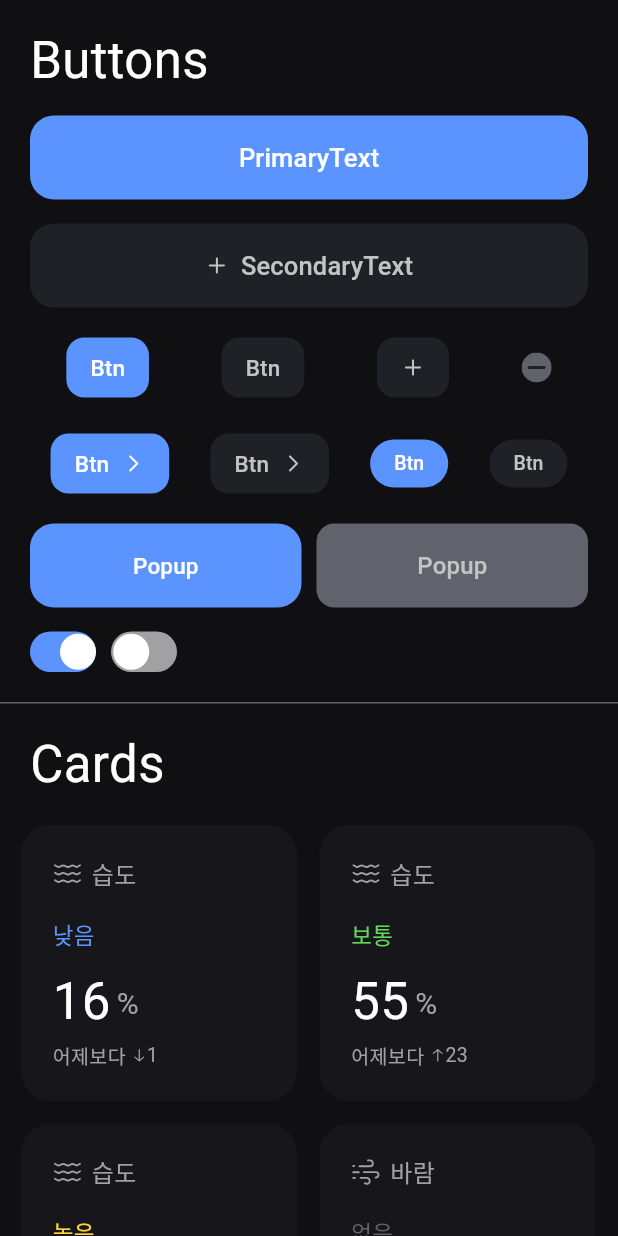
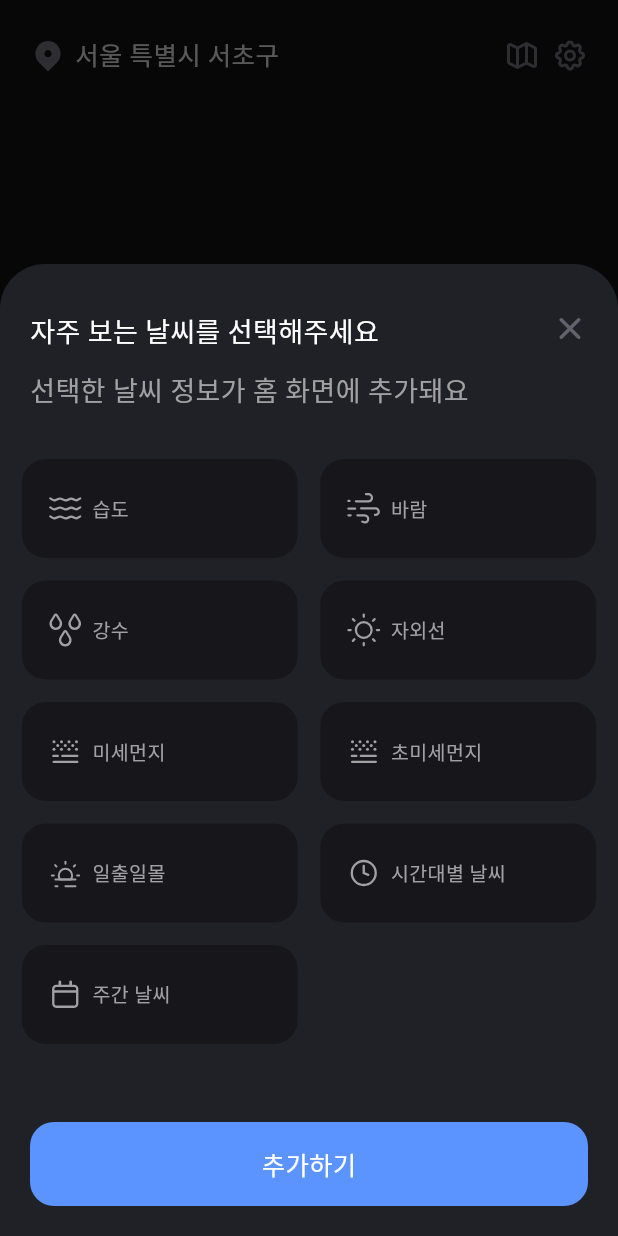
Before and after one commit to jhk-im/hey_weather, a Flutter app: the screen it shows after launch, on a phone screen of 412 x 824 dp. Run offline on Flutter 3.47's test engine with Material 3 defaults, Android fonts, the phone set to English and light mode, and no system bars; our stand-ins replace flutter_svg, get, permission_handler; Roboto replaces fonts that are missing (PretendardBold, PretendardRegular, PretendardSemiBold).

Commit message:
feat: 온보딩 추가

```diff
--- a/lib/common/constants.dart
+++ b/lib/common/constants.dart
@@ -10,6 +10,7 @@ const kFont34 = 34.0;
 const kFont28 = 28.0;
 const kFont22 = 22.0;
 const kFont20 = 20.0;
+const kFont18 = 18.0;
 const kFont17 = 17.0;
 const kFont16 = 16.0;
 const kFont15 = 15.0;
--- /dev/null
+++ b/lib/common/hey_dialog.dart
@@ -0,0 +1,254 @@
+import 'package:flutter/material.dart';
+import 'package:get/get.dart';
+import 'package:hey_weather/common/constants.dart';
+import 'package:hey_weather/common/hey_text.dart';
+import 'package:hey_weather/widgets/buttons/hey_elevated_button.dart';
+import 'package:hey_weather/widgets/cards/hey_weather_select_card.dart';
+
+import 'image_utils.dart';
+
+class HeyDialog {
+  /*static void showCommonDialog(BuildContext context, {
+    String title = '',
+    String subtitle = '',
+    String description = '',
+    String okText = '확인',
+    String cancel = '취소',
+    String userId = '',
+    bool isCancel = true,
+    Function? onOk,
+  }) {
+    double width = MediaQuery.of(context).size.width - 40;
+    showGeneralDialog(
+      context: context,
+      barrierDismissible: true,
+      barrierLabel: MaterialLocalizations.of(context).modalBarrierDismissLabel,
+      barrierColor: kBlackColor.withOpacity(0.5),
+      transitionDuration: const Duration(milliseconds: 200),
+      pageBuilder: (BuildContext buildContext, Animation<double> animation, Animation<double> secondaryAnimation) {
+        return Center(
+          child: SingleChildScrollView(
+            child: Material(
+              color: Colors.transparent,
+              child: Container(
+                width: width < 760 ? width : 760,
+                padding: const EdgeInsets.only(top:24, right: 16, left: 16, bottom: 16),
+                decoration: BoxDecoration(
+                  borderRadius: BorderRadius.circular(24),
+                  color: kWhiteColor,
+                ),
+                child: Column(
+                  mainAxisAlignment: MainAxisAlignment.center,
+                  crossAxisAlignment: CrossAxisAlignment.center,
+                  children: [
+                    Container(
+                      margin: const EdgeInsets.only(bottom: 16),
+                      child: ThunderText.bodyMedium14(title, kBlackColor),
+                    ),
+                    const Divider(color: kGreyFourColor, height: 1),
+
+                    Container(
+                      margin: const EdgeInsets.symmetric(vertical: 24),
+                      child: Column(
+                        children: [
+                          ThunderText.bodyRegular14(
+                            subtitle,
+                            kBlackColor,
+                            textAlign: TextAlign.center,
+                          ),
+                          if (userId.isNotEmpty) ... {
+                            Container(
+                              width: double.maxFinite,
+                              margin: const EdgeInsets.only(top:8),
+                              padding: const EdgeInsets.all(10),
+                              decoration: BoxDecoration(
+                                color: kWhiteTwoColor,
+                                border: Border.all(
+                                  color: kGreyFourColor,
+                                  width: 1, // Adjust the border width as needed
+                                ),
+                              ),
+                              child: ThunderText.bodyMedium14(
+                                userId,
+                                kBlackColor,
+                                textAlign: TextAlign.center,
+                              ),
+                            )
+                          } else ... {
+                            if (description.isNotEmpty) ... {
+                              Container(
+                                margin: const EdgeInsets.only(top: 8),
+                                child: ThunderText.bodyRegular13(
+                                  description,
+                                  kGreyColor,
+                                  textAlign: TextAlign.center,
+                                ),
+                              ),
+                            }
+                          },
+                        ],
+                      ),
+                    ),
+
+                    Row(
+                      children: [
+                        if (isCancel) ... {
+                          Expanded(
+                            child: ThunderOutlineButton.text(
+                              outlineColor: kBlackColor,
+                              foregroundColor: kBlackColor,
+                              height: 44,
+                              onPressed: () {
+                                Get.back();
+                              },
+                              text: ThunderText.bodySemiBold16(cancel, kBlackColor),
+                            ),
+                          ),
+                          const SizedBox(width: 8,),
+                        },
+                        Expanded(
+                          child: ThunderOutlineButton.text(
+                            backgroundColor: kAccentColor,
+                            foregroundColor: kBlackColor,
+                            outlineColor: kBlackColor,
+                            height: 44,
+                            onPressed: () {
+                              if (onOk != null) {
+                                onOk.call();
+                              }
+                            },
+                            text: ThunderText.bodySemiBold16(okText, kBlackColor),
+                          ),
+                        ),
+                      ],
+                    ),
+                  ],
+                ),
+              ),
+            ),
+          ),
+        );
+      },
+    );
+  }*/
+
+  static void showOnBoardingBottomSheet(BuildContext context) {
+    showModalBottomSheet(
+      context: context,
+      clipBehavior: Clip.antiAlias,
+      isScrollControlled: true,
+      shape: const RoundedRectangleBorder(
+        borderRadius: BorderRadius.vertical(
+          top: Radius.circular(30),
+        ),
+      ),
+      backgroundColor: kButtonColor,
+      builder: (BuildContext context) {
+        return Column(
+          crossAxisAlignment: CrossAxisAlignment.start,
+          mainAxisSize: MainAxisSize.min,
+          children: [
+            // Title, Close Button
+            Container(
+              margin: const EdgeInsets.only(top: 20, left: 20, right: 16),
+              child: Row(
+                crossAxisAlignment: CrossAxisAlignment.end,
+                children: [
+                  Container(
+                    margin: const EdgeInsets.only(top: 12),
+                    child: HeyText.title3Bold(
+                      'onboard_title'.tr,
+                      fontSize: kFont18,
+                      color: kTextPointColor,
+                    ),
+                  ),
+                  const Spacer(),
+                  GestureDetector(
+                    onTap: () {
+                      Get.back();
+                    },
+                    child: ImageUtils.icon(context, 'close', width: 32, height: 32),
+                  ),
+                ],
+              ),
+            ),
+            // Subtitle
+            Container(
+              margin: const EdgeInsets.only(top: 12, left: 20, right: 20),
+              child: HeyText.body(
+                'onboard_subtitle'.tr,
+                fontSize: kFont18,
+                color: kTextDisabledColor,
+              ),
+            ),
+            // Selector
+            Container(
+              margin: const EdgeInsets.only(top: 32, bottom: 32),
+              child: Center(
+                child: Wrap(
+                  spacing: 15,
+                  runSpacing: 15,
+                  children: [
+                    // 습도
+                    HeyWeatherSelectCard(
+                      title: 'humidity'.tr,
+                      iconName: 'humidity',
+                    ),
+                    // 바람
+                    HeyWeatherSelectCard(
+                      title: 'wind'.tr,
+                      iconName: 'wind',
+                    ),
+                    // 강수
+                    HeyWeatherSelectCard(
+                      title: 'rain'.tr,
+                      iconName: 'rain',
+                    ),
+                    // 자외선
+                    HeyWeatherSelectCard(
+                      title: 'ultraviolet'.tr,
+                      iconName: 'ultraviolet',
+                    ),
+                    // 미세먼지
+                    HeyWeatherSelectCard(
+                      title: 'fine_dust'.tr,
+                      iconName: 'fine_dust',
+                    ),
+                    // 초 미세먼지
+                    HeyWeatherSelectCard(
+                      title: 'ultra_fine_dust'.tr,
+                      iconName: 'fine_dust',
+                    ),
+                    // 일출 일몰
+                    HeyWeatherSelectCard(
+                      title: 'sunrise_sunset'.tr,
+                      iconName: 'sunrise_sunset',
+                    ),
+                    // 시간대별 날씨
+                    HeyWeatherSelectCard(
+                      title: 'weather_by_time'.tr,
+                      iconName: 'weather_by_time',
+                    ),
+                    // 주간 날씨
+                    HeyWeatherSelectCard(
+                      title: 'weather_week'.tr,
+                      iconName: 'weather_week',
+                    ),
+                  ],
+                ),
+              ),
+            ),
+            // Button
+            Container(
+              margin: const EdgeInsets.all(20),
+              child: HeyElevatedButton.primaryText1(
+                text: 'to_add'.tr,
+                onPressed: () {},
+              ),
+            ),
+          ],
+        );
+      },
+    );
+  }
+}
--- a/lib/common/translations_info.dart
+++ b/lib/common/translations_info.dart
@@ -47,5 +47,9 @@ class TranslationsInfo extends Translations {
     'wind_chill': '체감온도',
     'weather_by_time': '시간대별 날씨',
     'weather_week': '주간 날씨',
+
+    'onboard_title': '자주 보는 날씨를 선택해주세요',
+    'onboard_subtitle': '선택한 날씨 정보가 홈 화면에 추가돼요',
+    'to_add': '추가하기',
   };
 }
--- a/lib/pages/home/home_controller.dart
+++ b/lib/pages/home/home_controller.dart
@@ -1,4 +1,5 @@
 import 'package:get/get.dart';
+import 'package:hey_weather/common/hey_dialog.dart';
 
 class HomeController extends GetxController {
 
@@ -11,10 +12,16 @@ class HomeController extends GetxController {
     getData();
   }
 
+  showOnboardBottomSheet() {
+    HeyDialog.showOnBoardingBottomSheet(Get.context!);
+  }
+
+
   Future<void> getData() async {
     _isLoading(true);
     Future.delayed(const Duration(seconds: 1), () {
       _isLoading(false);
+      showOnboardBottomSheet();
     });
   }
 }
--- a/lib/pages/home/home_page.dart
+++ b/lib/pages/home/home_page.dart
@@ -4,13 +4,6 @@ import 'package:hey_weather/common/constants.dart';
 import 'package:hey_weather/common/hey_text.dart';
 import 'package:hey_weather/common/image_utils.dart';
 import 'package:hey_weather/pages/home/home_controller.dart';
-import 'package:hey_weather/widgets/buttons/hey_custom_switch.dart';
-import 'package:hey_weather/widgets/buttons/hey_elevated_button.dart';
-import 'package:hey_weather/widgets/buttons/hey_custom_button.dart';
-import 'package:hey_weather/widgets/cards/hey_weather_big_card.dart';
-import 'package:hey_weather/widgets/cards/hey_weather_large_card.dart';
-import 'package:hey_weather/widgets/cards/hey_weather_medium_card.dart';
-import 'package:hey_weather/widgets/cards/hey_weather_small_card.dart';
 import 'package:hey_weather/widgets/loading_widget.dart';
 
 
@@ -23,17 +16,53 @@ class HomePage extends GetView<HomeController> {
       body: SafeArea(
         child: Stack(
           children: [
-            SingleChildScrollView(
-              child: Column(
+            //_samples(context),
+            // Header
+            Container(
+              margin: const EdgeInsets.symmetric(vertical: 24, horizontal: 20),
+              child: Row(
                 children: [
-                  _buttons(context),
-                  _cards(context),
+                  Row(
+                    children: [
+                      ImageUtils.icon(context, 'location'),
+                      const SizedBox(width: 6),
+                      HeyText.body('서울 특별시 서초구', color: kTextSecondaryColor),
+                    ],
+                  ),
+                  const Spacer(),
+                  GestureDetector(
+                    onTap: () {
+                      print('map');
+                    },
+                    child: ImageUtils.icon(context, 'map'),
+                  ),
+                  const SizedBox(width: 8),
+                  GestureDetector(
+                    onTap: () {
+                      print('setting');
+                      controller.showOnboardBottomSheet();
+                    },
+                    child: ImageUtils.icon(context, 'setting'),
+                  ),
                 ],
               ),
             ),
+
             Obx(() => LoadingWidget(controller.isLoading)),
           ],
         ),
+      ),
+    );
+  }
+
+
+  /*Widget _samples(BuildContext context) {
+    return SingleChildScrollView(
+      child: Column(
+        children: [
+          _buttons(context),
+          _cards(context),
+        ],
       ),
     );
   }
@@ -372,5 +401,5 @@ class HomePage extends GetView<HomeController> {
         const Divider(color: kIconColor, height: 1),
       ],
     );
-  }
+  }*/
 }
--- a/lib/pages/splash_page.dart
+++ b/lib/pages/splash_page.dart
@@ -12,7 +12,7 @@ class SplashPage extends GetView<SplashController> {
     return Scaffold(
       backgroundColor: kPrimaryDarkerColor,
       body: Center(
-        child: ImageUtils.svg(context, 'splash_logo', width: 135, height: 80,),
+        child: ImageUtils.svg(context, 'splash_logo', width: 120, height: 70),
       ),
     );
   }
--- /dev/null
+++ b/lib/widgets/cards/hey_weather_select_card.dart
@@ -0,0 +1,100 @@
+import 'package:flutter/material.dart';
+import 'package:get/get.dart';
+import 'package:hey_weather/common/constants.dart';
+import 'package:hey_weather/common/hey_text.dart';
+import 'package:hey_weather/common/image_utils.dart';
+
+class HeyWeatherSelectCard extends StatefulWidget {
+  const HeyWeatherSelectCard({
+    super.key,
+    required this.title,
+    required this.iconName,
+  });
+
+  final String title;
+  final String iconName;
+
+  @override
+  State<HeyWeatherSelectCard> createState() => _HeyWeatherSelectCardState();
+}
+
+class _HeyWeatherSelectCardState extends State<HeyWeatherSelectCard> {
+  final isSelected = false.obs;
+
+  // Colors
+  final Map<String, Color> stateColors = {
+    'none'.tr : kIconColor,
+    'low'.tr : kPrimaryDarkerColor,
+    'good'.tr : kPrimaryDarkerColor,
+    'weak'.tr : kPrimaryDarkerColor,
+    'high'.tr : kSubColor,
+    'normal'.tr : kHeyGreenColor,
+    'bad'.tr : kHeyOrangeColor,
+    'very_high'.tr: kHeyOrangeColor,
+    'strong'.tr: kHeyRedColor,
+    'danger'.tr: kHeyRedColor,
+    'very_bad'.tr: kHeyRedColor,
+    'very_good'.tr: kHeySkyBlueColor,
+  };
+
+  // Colors
+  final Map<String, String> stateUnits = {
+    'humidity'.tr : '%',
+    'wind'.tr : 'm/s',
+    'rain'.tr : 'mm',
+    'fine_dust'.tr : '㎍/m³',
+    'ultra_fine_dust'.tr : '㎍/m³',
+    'wind_chill'.tr: '˚',
+  };
+
+  @override
+  Widget build(BuildContext context) {
+    double width = (MediaQuery.of(context).size.width / 2) - 22;
+
+    return Obx(() => GestureDetector(
+      onTap: () {
+        isSelected(isSelected.value != true);
+      },
+      child: Container(
+        width: width,
+
+        padding: const EdgeInsets.symmetric(horizontal: 16, vertical: 20),
+        decoration: BoxDecoration(
+          color: kBaseColor,
+          borderRadius: BorderRadius.circular(16),
+          border: Border.all(
+            color: isSelected.value ? kPrimaryDarkerColor : kBaseColor,
+            width: 1, // 외곽선 두께
+          ),
+        ),
+        child: Row(
+          crossAxisAlignment: CrossAxisAlignment.center,
+          children: [
+            ImageUtils.icon(
+              context,
+              widget.iconName,
+              width: 24,
+              height: 24,
+            ),
+            const SizedBox(width: 6),
+            HeyText.bodySemiBold(
+              widget.title,
+              fontSize: kFont13,
+              color: kTextDisabledColor,
+            ),
+            const Spacer(),
+            Visibility(
+              visible: isSelected.value,
+              child: ImageUtils.icon(
+                context,
+                'check_outline',
+                width: 24,
+                height: 24,
+              ),
+            ),
+          ],
+        ),
+      ),
+    ));
+  }
+}
```
Also changed, not shown: assets/images/icons/basic/icon_check_outline.svg (added), assets/images/icons/basic/icon_close.svg (added), assets/images/icons/basic/icon_location.svg (added), assets/images/icons/basic/icon_map.svg (added), assets/images/icons/basic/icon_setting.svg (added).
